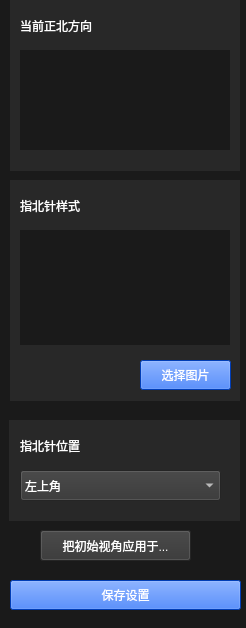
lkpopo/PC_dimension, file trunk2/Include_720/project_edit_compass.ui: the form before one commit.
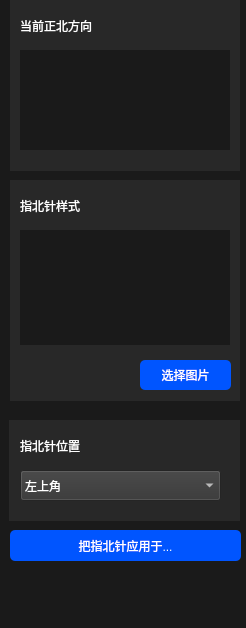
The form after the commit.

Patch:
```diff
--- a/trunk2/Include_720/project_edit_compass.ui
+++ b/trunk2/Include_720/project_edit_compass.ui
@@ -61,23 +61,6 @@
     <string/>
    </property>
   </widget>
-  <widget class="QPushButton" name="pushButton_done">
-   <property name="geometry">
-    <rect>
-     <x>10</x>
-     <y>580</y>
-     <width>231</width>
-     <height>30</height>
-    </rect>
-   </property>
-   <property name="styleSheet">
-    <string notr="true">color: rgb(255, 255, 255);
-background-color: rgb(0, 85, 255);</string>
-   </property>
-   <property name="text">
-    <string>保存设置</string>
-   </property>
-  </widget>
   <widget class="QLabel" name="label_frontCover">
    <property name="geometry">
     <rect>
@@ -97,18 +80,19 @@
   <widget class="QPushButton" name="pushButton_CtoOtherPic_2">
    <property name="geometry">
     <rect>
-     <x>40</x>
+     <x>10</x>
      <y>530</y>
-     <width>151</width>
+     <width>231</width>
      <height>31</height>
     </rect>
    </property>
    <property name="styleSheet">
-    <string notr="true">background-color: rgb(52, 52, 52);
-color: rgb(255, 255, 255);</string>
+    <string notr="true">color: rgb(255, 255, 255);
+background-color: rgb(0, 85, 255);
+border-radius:5px;</string>
    </property>
    <property name="text">
-    <string>把初始视角应用于...</string>
+    <string>把指北针应用于...</string>
    </property>
   </widget>
   <widget class="QLabel" name="label_frontCover_2">
@@ -171,7 +155,8 @@
    </property>
    <property name="styleSheet">
     <string notr="true">color: rgb(255, 255, 255);
-background-color: rgb(0, 85, 255);</string>
+background-color: rgb(0, 85, 255);
+border-radius:5px;</string>
    </property>
    <property name="text">
     <string>选择图片</string>
```
Left out of the diff: 5 changed lines with no effect on the pictures.
